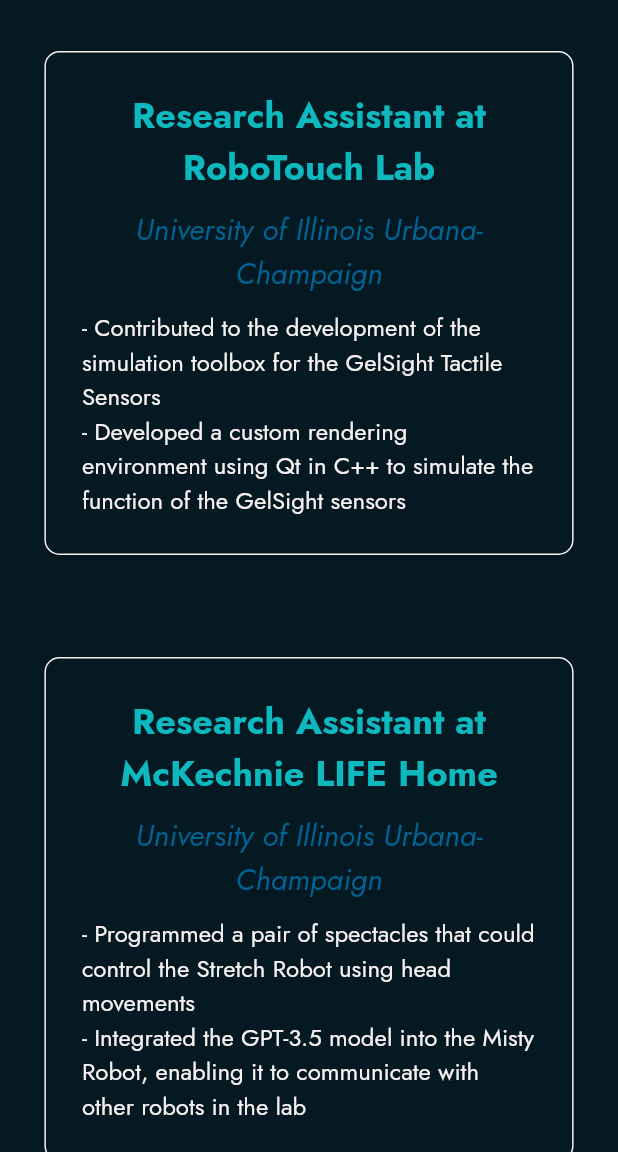
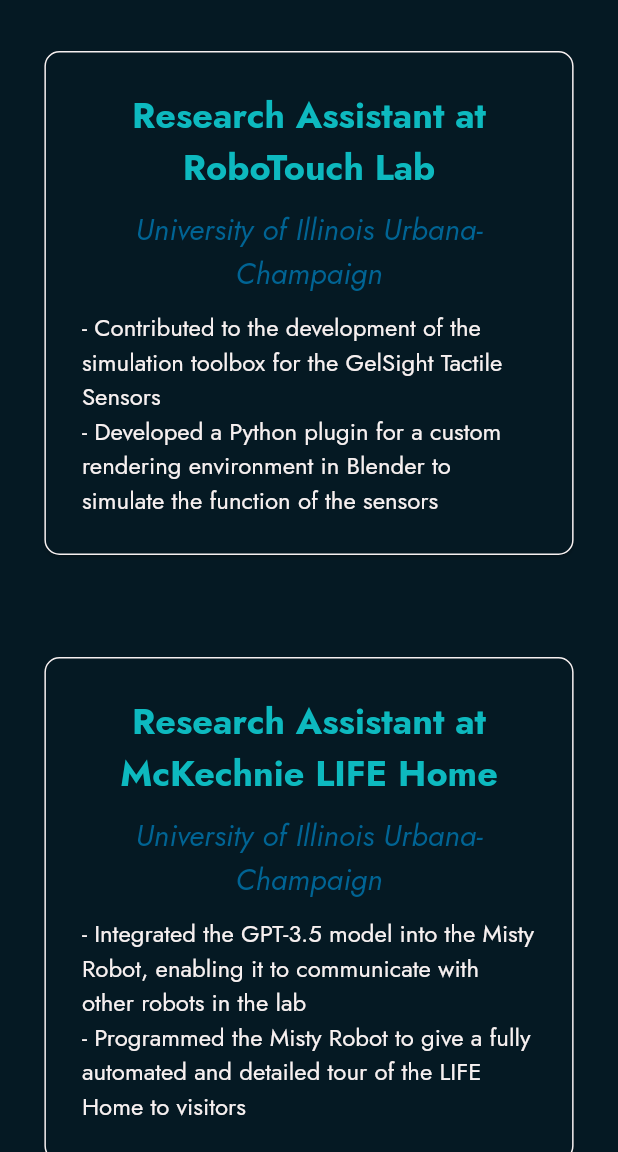
Before and after one commit to vsmart-06/portfolio-website, a Flutter app: the Organizations screen opened by its route, on a phone screen of 412 x 824 dp, the part 84-1236 px from its top. Run offline on Flutter 3.47's test engine with Material 3 defaults, Android fonts, the phone set to English and light mode, and no system bars; our stand-ins replace animated_text_kit, google_fonts; missing offline and left inert: dart:html; network calls fail.

Commit message:
Edited a few more ui things

```diff
--- a/lib/pages/home_page.dart
+++ b/lib/pages/home_page.dart
@@ -135,11 +135,11 @@
                                     width:
                                         MediaQuery.of(context).size.width * 0.5,
                                     child: Text(
-                                        "My name is Srivishnu Vusirikala, and I am a freshman studying Computer Science at the University of Illinois Urbana-Champaign. I am an avid lover of programming, mathematics, and chess, while I also enjoy playing sports such as cricket, basketball, and hockey. Buckle your seatbelts, as you get ready to navigate this tapestry that is my life!",
+                                        "My name is Srivishnu Vusirikala, and I am a freshman studying Computer Science at the University of Illinois Urbana-Champaign. I enjoy solving challenging problems in fields such as mathematics and computer science. I am also an avid lover chess and also sports such as cricket, basketball, and hockey. Buckle your seatbelts, as you get ready to navigate this tapestry that is my life!",
                                         style: TextStyle(
                                             fontFamily:
                                                 GoogleFonts.jost().fontFamily,
-                                            fontSize: 30,
+                                            fontSize: 25,
                                             color: theme[0])),
                                   )
                                 ],
@@ -156,7 +156,7 @@
                                     image: NetworkImage(
                                         "https://i.imgur.com/nZuxMBB.jpeg"),
                                     width: MediaQuery.of(context).size.width *
-                                        0.25,
+                                        0.2,
                                   ),
                                 ),
                               ),
@@ -240,10 +240,10 @@
                             ],
                           )),
                       Text(
-                          "My name is Srivishnu Vusirikala, and I am a freshman studying Computer Science at the University of Illinois Urbana-Champaign. I am an avid lover of programming, mathematics, and chess, while I also enjoy playing sports such as cricket, basketball, and hockey. Buckle your seatbelts, as you get ready to navigate this tapestry that is my life!",
+                          "My name is Srivishnu Vusirikala, and I am a freshman studying Computer Science at the University of Illinois Urbana-Champaign. I enjoy solving challenging problems in fields such as mathematics and computer science. I am also an avid lover chess and also sports such as cricket, basketball, and hockey. Buckle your seatbelts, as you get ready to navigate this tapestry that is my life!",
                           style: TextStyle(
                               fontFamily: GoogleFonts.jost().fontFamily,
-                              fontSize: 30,
+                              fontSize: 25,
                               color: theme[0])),
                       Padding(
                         padding: const EdgeInsets.fromLTRB(0, 20, 0, 20),
--- a/lib/pages/organizations_page.dart
+++ b/lib/pages/organizations_page.dart
@@ -94,7 +94,7 @@
                         crossAxisAlignment: CrossAxisAlignment.start,
                         children: [
                           ItemCard(
-                            heading: "Math Club President",
+                            heading: "President of the Math Club",
                             subHeading:
                                 "- Led club of 10 members through weekly-problem solving sessions on advanced math concepts\n- Hosted annual quiz competitions and published a biannual school math magazine\n- Organized annual Pi Day events (quiz, treasure hunt, integration bee) for a community of 600 high school students",
                             organization: "Greenwood High International School",
@@ -153,13 +153,13 @@
                   ItemCard(
                     heading: "Research Assistant at RoboTouch Lab",
                     subHeading:
-                        "- Contributed to the development of the simulation toolbox for the GelSight Tactile Sensors\n- Developed a custom rendering environment using Qt in C++ to simulate the function of the GelSight sensors",
+                        "- Contributed to the development of the simulation toolbox for the GelSight Tactile Sensors\n- Developed a Python plugin for a custom rendering environment in Blender to simulate the function of the sensors",
                     organization: "University of Illinois Urbana-Champaign",
                   ),
                   ItemCard(
                     heading: "Research Assistant at McKechnie LIFE Home",
                     subHeading:
-                        "- Programmed a pair of spectacles that could control the Stretch Robot using head movements\n- Integrated the GPT-3.5 model into the Misty Robot, enabling it to communicate with other robots in the lab",
+                        "- Integrated the GPT-3.5 model into the Misty Robot, enabling it to communicate with other robots in the lab\n- Programmed the Misty Robot to give a fully automated and detailed tour of the LIFE Home to visitors",
                     organization:
                         "University of Illinois Urbana-Champaign",
                   ),
@@ -188,7 +188,7 @@
                     organization: "University of Illinois Urbana-Champaign",
                   ),
                   ItemCard(
-                    heading: "Math Club President",
+                    heading: "President of the Math Club",
                     subHeading:
                         "- Led club of 10 members through weekly-problem solving sessions on advanced math concepts\n- Hosted annual quiz competitions and published a biannual school math magazine\n- Organized annual Pi Day events (quiz, treasure hunt, integration bee) for a community of 600 high school students",
                     organization: "Greenwood High International School",
```
